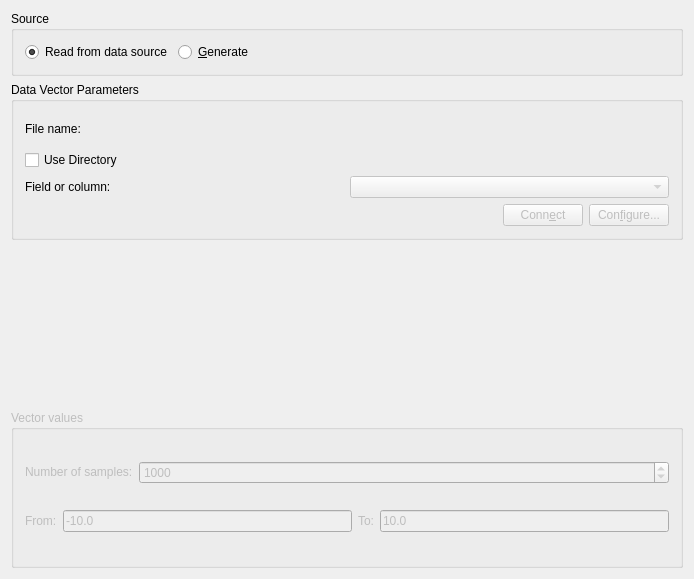
Kst-plot/kst, file src/libkstapp/vectortab.ui: the form before one commit.
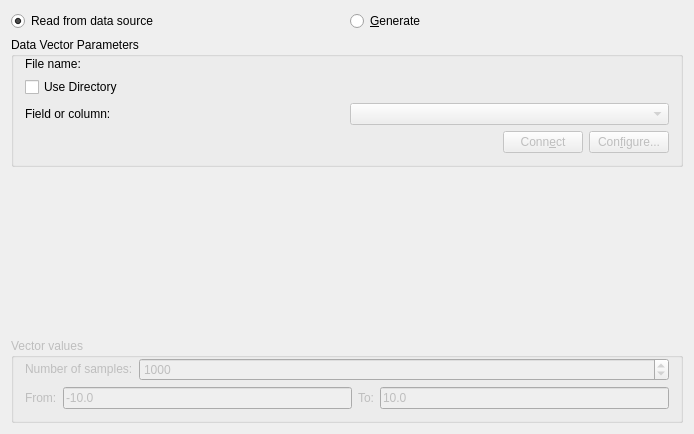
The form after the commit. Custom widgets are drawn as their Qt base class.

Diff of the .ui file:
```diff
--- a/src/libkstapp/vectortab.ui
+++ b/src/libkstapp/vectortab.ui
@@ -6,17 +6,11 @@
     <x>0</x>
     <y>0</y>
     <width>694</width>
-    <height>579</height>
+    <height>434</height>
    </rect>
   </property>
-  <layout class="QGridLayout" >
+  <layout class="QGridLayout" name="gridLayout" >
    <item row="0" column="0" >
-    <widget class="QGroupBox" name="_sourceGroup" >
-     <property name="title" >
-      <string>Source</string>
-     </property>
-     <layout class="QHBoxLayout" >
-      <item>
        <widget class="QRadioButton" name="_readFromSource" >
         <property name="text" >
          <string>Read from data source</string>
@@ -26,14 +20,8 @@
         </property>
        </widget>
       </item>
-      <item>
+   <item row="0" column="1" >
        <widget class="QRadioButton" name="_generateX" >
-        <property name="sizePolicy" >
-         <sizepolicy vsizetype="Fixed" hsizetype="Fixed" >
-          <horstretch>0</horstretch>
-          <verstretch>0</verstretch>
-         </sizepolicy>
-        </property>
         <property name="whatsThis" >
          <string>Generate a new vector with the properties given here as the independent variable.</string>
         </property>
@@ -42,37 +30,15 @@
         </property>
        </widget>
       </item>
-      <item>
-       <spacer>
-        <property name="orientation" >
-         <enum>Qt::Horizontal</enum>
-        </property>
-        <property name="sizeType" >
-         <enum>QSizePolicy::Expanding</enum>
-        </property>
-        <property name="sizeHint" >
-         <size>
-          <width>100</width>
-          <height>0</height>
-         </size>
-        </property>
-       </spacer>
-      </item>
-     </layout>
-    </widget>
-   </item>
-   <item row="1" column="0" >
+   <item row="1" column="0" colspan="2" >
     <widget class="QGroupBox" name="_dataVectorGroup" >
-     <property name="sizePolicy" >
-      <sizepolicy vsizetype="MinimumExpanding" hsizetype="Preferred" >
-       <horstretch>0</horstretch>
-       <verstretch>0</verstretch>
-      </sizepolicy>
-     </property>
      <property name="title" >
       <string>Data Vector Parameters</string>
      </property>
      <layout class="QGridLayout" >
+      <property name="topMargin" >
+       <number>0</number>
+      </property>
       <item row="0" column="0" >
        <widget class="QLabel" name="label_4" >
         <property name="text" >
@@ -128,16 +94,7 @@
       </item>
       <item row="3" column="0" colspan="2" >
        <layout class="QHBoxLayout" >
-        <property name="leftMargin" >
-         <number>0</number>
-        </property>
-        <property name="topMargin" >
-         <number>0</number>
-        </property>
-        <property name="rightMargin" >
-         <number>0</number>
-        </property>
-        <property name="bottomMargin" >
+        <property name="margin" >
          <number>0</number>
         </property>
         <item>
@@ -148,7 +105,7 @@
           <property name="sizeType" >
            <enum>QSizePolicy::Expanding</enum>
           </property>
-          <property name="sizeHint" >
+          <property name="sizeHint" stdset="0" >
            <size>
             <width>21</width>
             <height>0</height>
@@ -181,7 +138,7 @@
      </layout>
     </widget>
    </item>
-   <item row="2" column="0" >
+   <item row="2" column="0" colspan="2" >
     <widget class="Kst::DataRange" native="1" name="_dataRange" >
      <property name="sizePolicy" >
       <sizepolicy vsizetype="MinimumExpanding" hsizetype="Preferred" >
@@ -191,21 +148,18 @@
      </property>
     </widget>
    </item>
-   <item row="3" column="0" >
+   <item row="3" column="0" colspan="2" >
     <widget class="QGroupBox" name="_generatedVectorGroup" >
      <property name="enabled" >
       <bool>false</bool>
      </property>
-     <property name="sizePolicy" >
-      <sizepolicy vsizetype="MinimumExpanding" hsizetype="Preferred" >
-       <horstretch>0</horstretch>
-       <verstretch>0</verstretch>
-      </sizepolicy>
-     </property>
      <property name="title" >
       <string>Vector values</string>
      </property>
      <layout class="QGridLayout" >
+      <property name="topMargin" >
+       <number>0</number>
+      </property>
       <item row="0" column="0" >
        <widget class="QLabel" name="label_2" >
         <property name="sizePolicy" >
@@ -227,16 +181,7 @@
         <property name="spacing" >
          <number>6</number>
         </property>
-        <property name="leftMargin" >
-         <number>0</number>
-        </property>
-        <property name="topMargin" >
-         <number>0</number>
-        </property>
-        <property name="rightMargin" >
-         <number>0</number>
-        </property>
-        <property name="bottomMargin" >
+        <property name="margin" >
          <number>0</number>
         </property>
         <item>
```
Lines whose indentation alone changed are shown as unchanged.
